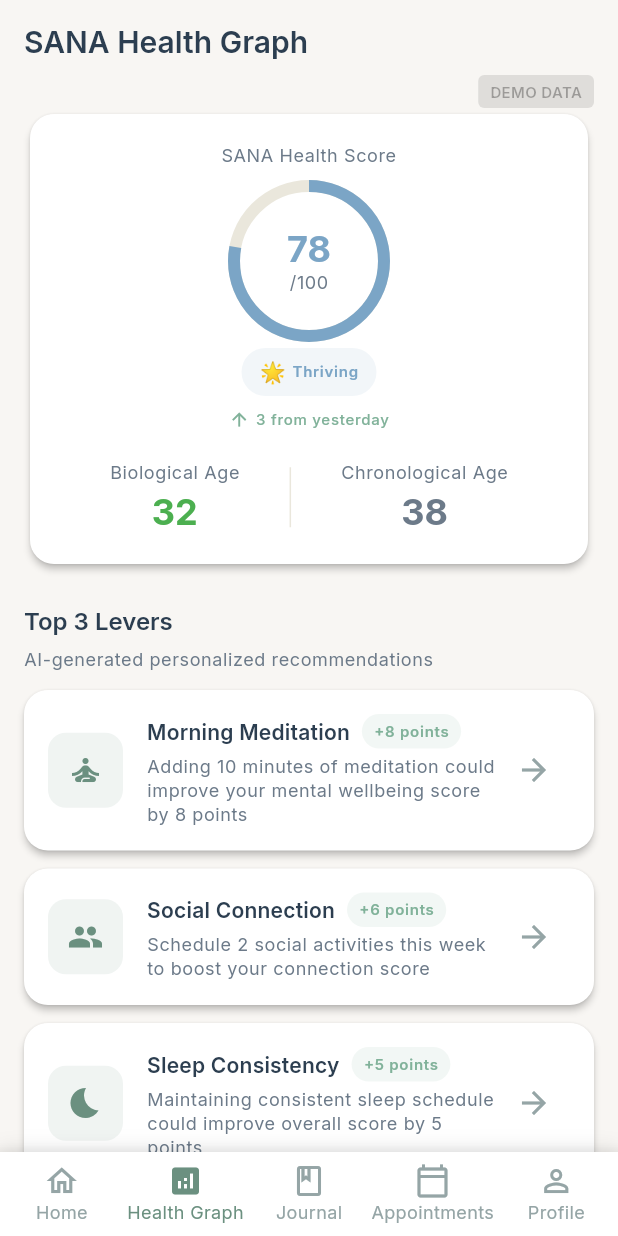
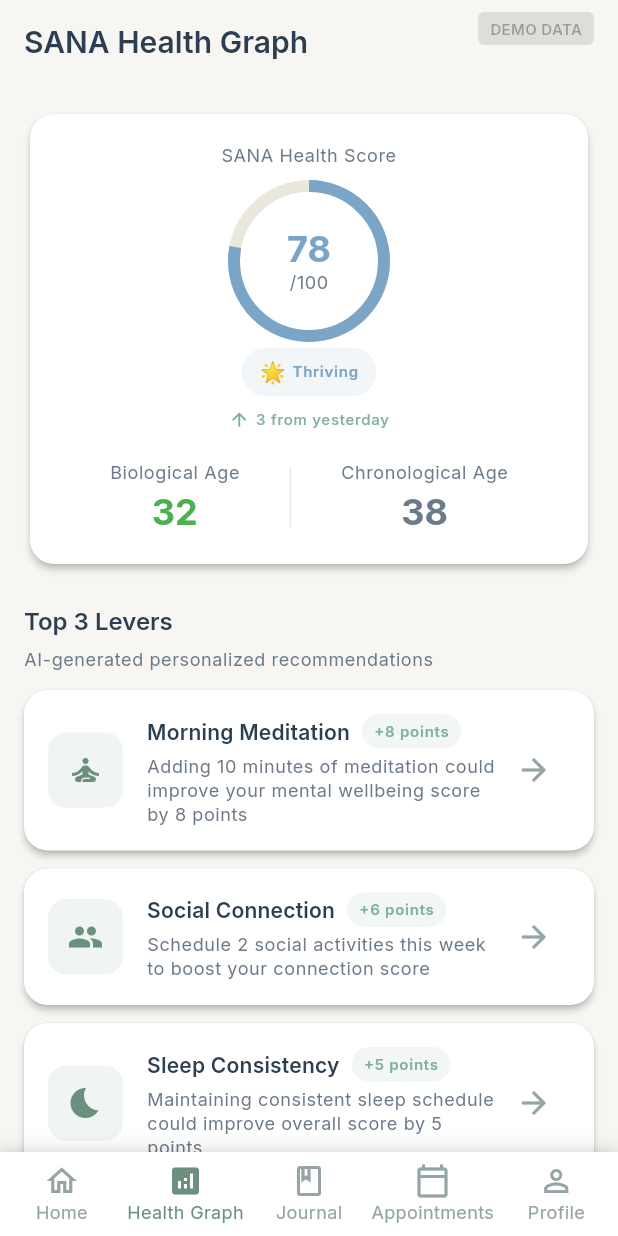
Before and after one commit to foayenix/sana-proto, a Flutter app: the screen it shows after launch, item 2 of the bottom bar chosen, on a phone screen of 412 x 824 dp. Run offline on Flutter 3.47's test engine with Material 3 defaults, Android fonts, the phone set to English and light mode, and no system bars; our stand-ins replace fl_chart, google_fonts; network calls fail.

Commit message:
Improve app responsiveness and add production-ready configuration
Enhancements for demo readiness:

Responsive Design Improvements:
- Made WearableWidget flexible with min/max width constraints
- Added Expanded wrapper to QuickActionButton for better flex behavior
- Added text overflow handling with maxLines and ellipsis
- Improved SafeArea usage for DEMO DATA watermark

Configuration Files Added:
- analysis_options.yaml for Flutter linting
- .gitignore for Flutter project files
- .metadata for Flutter project tracking
- Complete Android configuration (build.gradle, settings.gradle, AndroidManifest.xml)
- Complete iOS configuration (Info.plist, AppDelegate.swift)
- Network permissions configured for both platforms

Documentation:
- Comprehensive GETTING_STARTED.md with:
  - Flutter installation instructions for macOS, Windows, Linux
  - Step-by-step running instructions
  - Device setup for Android/iOS physical devices and emulators
  - Troubleshooting guide
  - Demo flow suggestions
  - Quick commands reference

UI/UX Polish:
- Watermark now respects SafeArea to avoid status bar overlap
- Better alignment using Align widget instead of Positioned
- Responsive layouts tested for various screen sizes

All features ready for investor/stakeholder demonstrations.

```diff
--- a/sana_vision_prototype/lib/main.dart
+++ b/sana_vision_prototype/lib/main.dart
@@ -55,9 +55,11 @@ class _MainNavigatorState extends State<MainNavigator> {
         children: [
           _screens[_currentIndex],
           // Demo Data Watermark
-          Positioned(
-            top: 50,
-            right: 16,
+          SafeArea(
+            child: Align(
+              alignment: Alignment.topRight,
+              child: Padding(
+                padding: const EdgeInsets.only(top: 8, right: 16),
                 child: Container(
                   padding: const EdgeInsets.symmetric(horizontal: 8, vertical: 4),
                   decoration: BoxDecoration(
@@ -70,6 +72,8 @@ class _MainNavigatorState extends State<MainNavigator> {
                       fontSize: 10,
                       color: Colors.black.withOpacity(0.3),
                       fontWeight: FontWeight.w600,
+                    ),
+                  ),
                 ),
               ),
             ),
```
Also changed, not shown: sana_vision_prototype/analysis_options.yaml (added, +11 -0 lines), sana_vision_prototype/lib/widgets/quick_action_button.dart (+6 -1 lines), sana_vision_prototype/lib/widgets/wearable_widget.dart (+8 -3 lines), 10 other files. Lines whose indentation alone changed are shown as unchanged.
